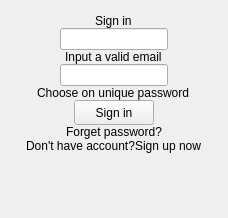
Qt form ui/SignInScreen.ui (demlabs-cellframe/dap-ui-sdk) before a commit.
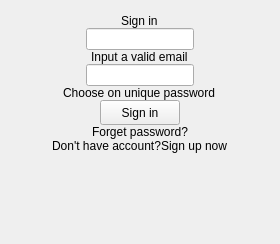
The same form after that commit.

Commit message: [*]Edit screen password

Patch:
```diff
--- a/ui/SignInScreen.ui
+++ b/ui/SignInScreen.ui
@@ -6,8 +6,8 @@
    <rect>
     <x>0</x>
     <y>0</y>
-    <width>228</width>
-    <height>218</height>
+    <width>280</width>
+    <height>244</height>
    </rect>
   </property>
   <property name="windowTitle">
```
Left out of the diff: 15 changed lines with no effect on the pictures. The commit also changes 7 other files.
